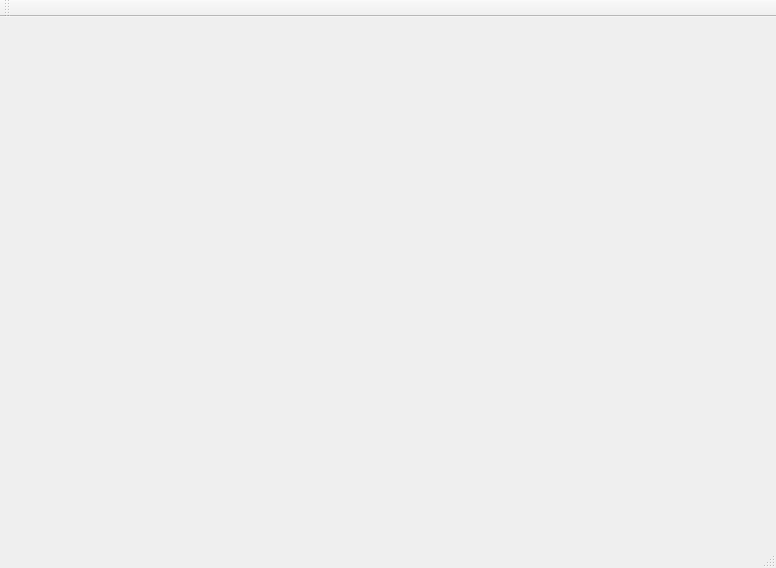
This is mainwindow.ui in chiterelk/botKuna as Qt 5 draws it before an edit. The edited form follows.
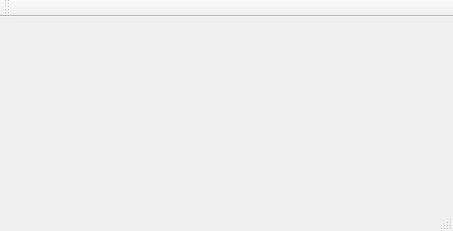
This is the edited form.

```diff
--- a/mainwindow.ui
+++ b/mainwindow.ui
@@ -6,14 +6,28 @@
    <rect>
     <x>0</x>
     <y>0</y>
-    <width>776</width>
-    <height>568</height>
+    <width>453</width>
+    <height>231</height>
    </rect>
   </property>
+  <property name="sizePolicy">
+   <sizepolicy hsizetype="Preferred" vsizetype="Preferred">
+    <horstretch>0</horstretch>
+    <verstretch>0</verstretch>
+   </sizepolicy>
+  </property>
   <property name="windowTitle">
    <string>MainWindow</string>
   </property>
-  <widget class="QWidget" name="centralWidget"/>
+  <widget class="QWidget" name="centralWidget">
+   <property name="sizePolicy">
+    <sizepolicy hsizetype="Maximum" vsizetype="Maximum">
+     <horstretch>0</horstretch>
+     <verstretch>0</verstretch>
+    </sizepolicy>
+   </property>
+   <layout class="QVBoxLayout" name="verticalLayout"/>
+  </widget>
   <widget class="QMenuBar" name="menuBar">
    <property name="geometry">
     <rect>
```
Left out of the diff: 2 changed lines with no effect on the pictures.
